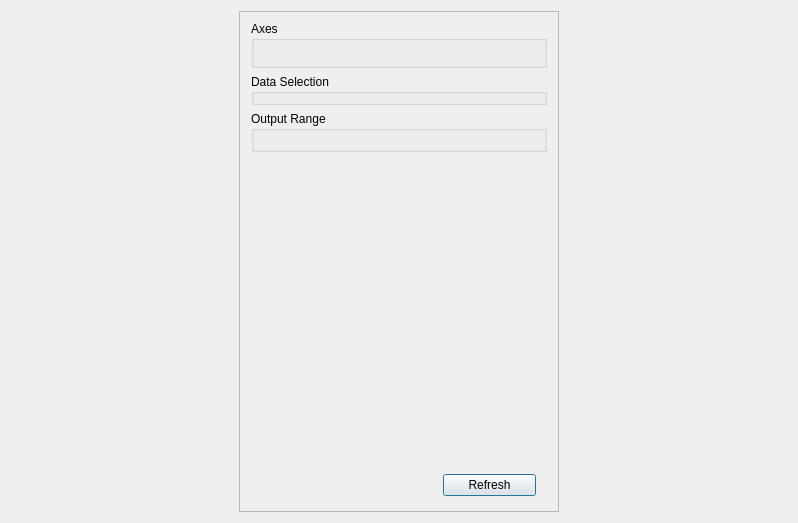
Eomys/SciDataTool, file SciDataTool/GUI/DDataPlotter/DDataPlotter.ui: the form before one commit.
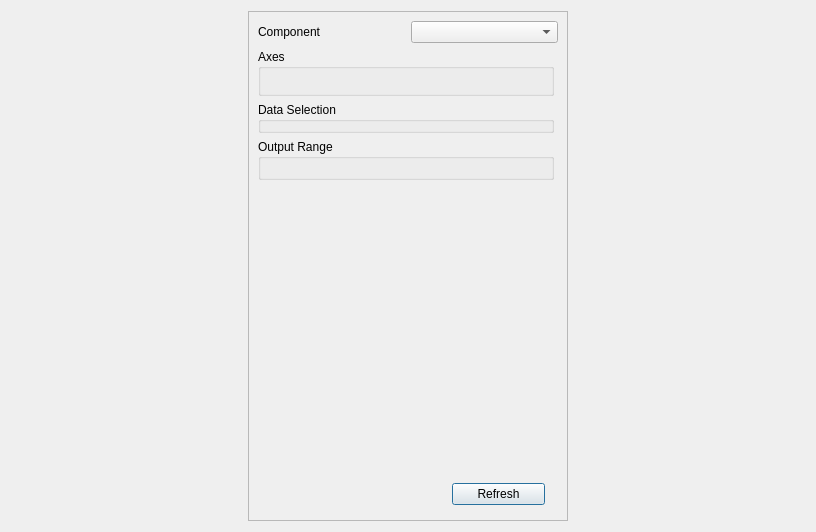
The form after the commit. Custom widgets are drawn as their Qt base class.

Commit message: [NF] : Refresh button is plotting a figure inside the UI. For a VectorField a component ComboBox  is added to the UI.

```diff
--- a/SciDataTool/GUI/DDataPlotter/DDataPlotter.ui
+++ b/SciDataTool/GUI/DDataPlotter/DDataPlotter.ui
@@ -6,8 +6,8 @@
    <rect>
     <x>0</x>
     <y>0</y>
-    <width>798</width>
-    <height>523</height>
+    <width>816</width>
+    <height>532</height>
    </rect>
   </property>
   <property name="windowTitle">
@@ -40,11 +40,71 @@
         <x>0</x>
         <y>0</y>
         <width>318</width>
-        <height>499</height>
+        <height>508</height>
        </rect>
       </property>
-      <layout class="QGridLayout" name="gridLayout">
-       <item row="2" column="0">
+      <layout class="QVBoxLayout" name="verticalLayout">
+       <item>
+        <layout class="QHBoxLayout" name="horizontalLayout_2">
+         <item>
+          <widget class="QLabel" name="in_component">
+           <property name="text">
+            <string>Component</string>
+           </property>
+          </widget>
+         </item>
+         <item>
+          <widget class="QComboBox" name="c_component"/>
+         </item>
+        </layout>
+       </item>
+       <item>
+        <widget class="QGroupBox" name="g_axes">
+         <property name="minimumSize">
+          <size>
+           <width>296</width>
+           <height>0</height>
+          </size>
+         </property>
+         <property name="maximumSize">
+          <size>
+           <width>296</width>
+           <height>16777215</height>
+          </size>
+         </property>
+         <property name="title">
+          <string>Axes</string>
+         </property>
+         <layout class="QVBoxLayout" name="verticalLayout_2">
+          <item>
+           <widget class="WAxisSelector" name="w_axis_1" native="true"/>
+          </item>
+          <item>
+           <widget class="WAxisSelector" name="w_axis_2" native="true"/>
+          </item>
+         </layout>
+        </widget>
+       </item>
+       <item>
+        <widget class="QGroupBox" name="g_data_extract">
+         <property name="minimumSize">
+          <size>
+           <width>296</width>
+           <height>0</height>
+          </size>
+         </property>
+         <property name="maximumSize">
+          <size>
+           <width>296</width>
+           <height>16777215</height>
+          </size>
+         </property>
+         <property name="title">
+          <string>Data Selection</string>
+         </property>
+        </widget>
+       </item>
+       <item>
         <widget class="QGroupBox" name="g_range">
          <property name="minimumSize">
           <size>
@@ -68,7 +128,7 @@
          </layout>
         </widget>
        </item>
-       <item row="3" column="0">
+       <item>
         <spacer name="verticalSpacer">
          <property name="orientation">
           <enum>Qt::Vertical</enum>
@@ -81,44 +141,7 @@
          </property>
         </spacer>
        </item>
-       <item row="0" column="0">
-        <widget class="QGroupBox" name="g_axes">
-         <property name="minimumSize">
-          <size>
-           <width>296</width>
-           <height>0</height>
-          </size>
-         </property>
-         <property name="maximumSize">
-          <size>
-           <width>296</width>
-           <height>16777215</height>
-          </size>
-         </property>
-         <property name="title">
-          <string>Axes</string>
-         </property>
-         <layout class="QVBoxLayout" name="verticalLayout_2">
-          <item>
-           <widget class="WAxisSelector" name="w_axis_1" native="true"/>
-          </item>
-          <item>
-           <widget class="WAxisSelector" name="w_axis_2" native="true"/>
-          </item>
-         </layout>
-        </widget>
-       </item>
-       <item row="5" column="0">
-        <widget class="WExport" name="w_export" native="true">
-         <property name="minimumSize">
-          <size>
-           <width>296</width>
-           <height>0</height>
-          </size>
-         </property>
-        </widget>
-       </item>
-       <item row="4" column="0">
+       <item>
         <layout class="QHBoxLayout" name="refresh_layout">
          <property name="sizeConstraint">
           <enum>QLayout::SetMinimumSize</enum>
@@ -169,23 +192,14 @@
          </item>
         </layout>
        </item>
-       <item row="1" column="0">
-        <widget class="QGroupBox" name="g_data_extract">
+       <item>
+        <widget class="WExport" name="w_export" native="true">
          <property name="minimumSize">
           <size>
            <width>296</width>
            <height>0</height>
           </size>
          </property>
-         <property name="maximumSize">
-          <size>
-           <width>296</width>
-           <height>16777215</height>
-          </size>
-         </property>
-         <property name="title">
-          <string>Data Selection</string>
-         </property>
         </widget>
        </item>
       </layout>
```
The commit also changes 4 other files.
